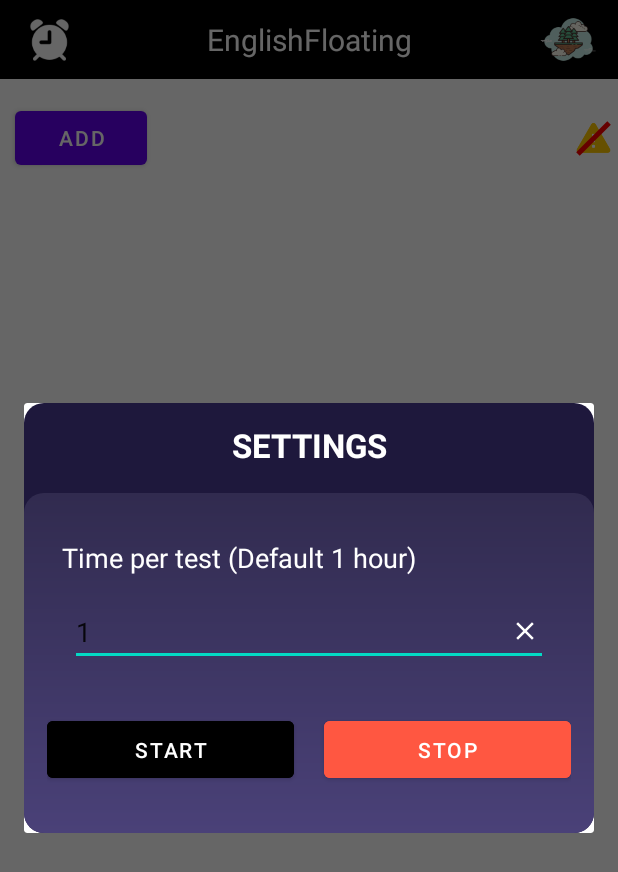
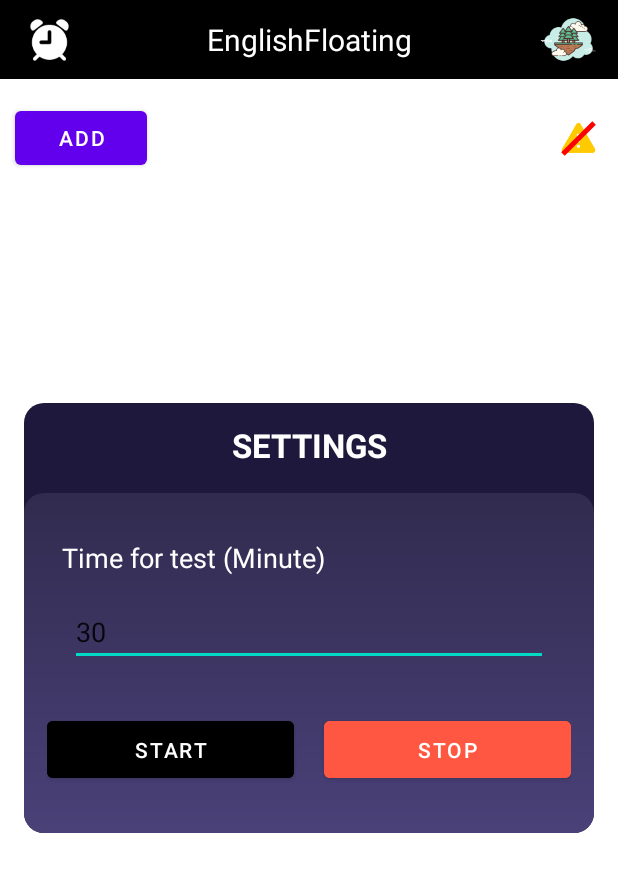
Before and after one commit to nambs378/EnglishFloating, an Android app: the screen it shows after launch (MainActivity), after a tap on an icon or button, on a phone screen of 412 x 824 dp. Shown: the top 872 px of the screen. Run offline under Robolectric (Android 15) with nearby library versions, the phone set to English and light mode, and no system bars; our stand-ins replace Room's generated code, sdp/ssp sizes.

Commit message:
Change time to minute

```diff
--- a/app/src/main/java/namnn/englishfloating/dialog/FloatingSchedulerSettingsDialog.kt
+++ b/app/src/main/java/namnn/englishfloating/dialog/FloatingSchedulerSettingsDialog.kt
@@ -5,6 +5,8 @@ import android.app.Dialog
 import android.content.SharedPreferences
 import android.os.Bundle
 import android.view.View
+import android.view.Window
+import android.view.WindowManager
 import android.widget.Button
 import android.widget.EditText
 import androidx.fragment.app.DialogFragment
@@ -19,7 +21,8 @@ class FloatingSchedulerSettingsDialog(
     override fun onCreateDialog(savedInstanceState: Bundle?): Dialog {
         val inflater = requireActivity().layoutInflater
         val view = inflater.inflate(R.layout.dialog_floating_scheduler_setting, null)
-        val time = sharePref.getLong("TIME", 1L)
+
+        val time = sharePref.getLong("TIME", 30)
 
         val etTime = view.findViewById<View>(R.id.dialog_et_time) as EditText
         etTime.setText(time.toString())
@@ -27,7 +30,7 @@ class FloatingSchedulerSettingsDialog(
         (view.findViewById<View>(R.id.dialog_btn_start) as Button).setOnClickListener {
             if (etTime.text.isBlank()) return@setOnClickListener
 
-            val newTime = etTime.text.toString().toLong() ?: 1L
+            val newTime = etTime.text.toString().toLong() ?: 30
             val editor = sharePref.edit()
             editor.putLong("TIME", newTime)
             editor.apply()
@@ -44,4 +47,12 @@ class FloatingSchedulerSettingsDialog(
         builder.setView(view)
         return builder.create()
     }
+
+    override fun onStart() {
+        super.onStart()
+        val window: Window? = dialog!!.window
+        val windowParams: WindowManager.LayoutParams = window!!.attributes
+        windowParams.dimAmount = 0.0f
+        window.attributes = windowParams
+    }
 }
--- a/app/src/main/java/namnn/englishfloating/util/Util.kt
+++ b/app/src/main/java/namnn/englishfloating/util/Util.kt
@@ -15,7 +15,7 @@ public class Util {
 
             val serviceComponent = ComponentName(context, JobFloatingService::class.java)
             val builder = JobInfo.Builder(0, serviceComponent)
-            val time = sharedPreference.getLong("TIME",1) * 60 * 60 * 1000
+            val time = sharedPreference.getLong("TIME",30) * 60 * 1000
             builder.setMinimumLatency(time)
             //builder.setRequiredNetworkType(JobInfo.NETWORK_TYPE_UNMETERED); // require unmetered network
             //builder.setRequiresDeviceIdle(true); // device should be idle
--- a/app/src/main/res/layout/activity_main.xml
+++ b/app/src/main/res/layout/activity_main.xml
@@ -68,8 +68,8 @@
             android:layout_height="@dimen/_25sdp"
             app:layout_constraintEnd_toEndOf="parent"
             app:layout_constraintTop_toTopOf="parent"
-            app:layout_constraintBottom_toBottomOf="parent"
-            android:layout_marginStart="15dp">
+            android:layout_marginEnd="10dp"
+            app:layout_constraintBottom_toBottomOf="parent">
 
             <ImageView
                 android:layout_width="@dimen/_20sdp"
--- a/app/src/main/res/layout/dialog_floating_scheduler_setting.xml
+++ b/app/src/main/res/layout/dialog_floating_scheduler_setting.xml
@@ -34,7 +34,7 @@
                 android:layout_width="wrap_content"
                 android:layout_height="wrap_content"
                 android:layout_weight="3"
-                android:text="Time per test (Default 1 hour)"
+                android:text="Time for test (Minute)"
                 android:textColor="@color/white"
                 android:textSize="18sp" />
 
@@ -48,23 +48,9 @@
                     android:id="@+id/dialog_et_time"
                     android:layout_width="match_parent"
                     android:layout_height="wrap_content"
-                    android:inputType="text"
+                    android:inputType="number|numberDecimal"
                     android:layout_gravity="center_vertical"
                     android:maxLines="1" />
-
-                <FrameLayout
-                    android:id="@+id/dialog_btn_english_clear"
-                    android:layout_width="30dp"
-                    android:layout_height="30dp"
-                    android:layout_gravity="right|center_vertical"
-                    >
-
-                    <ImageView
-                        android:layout_width="20dp"
-                        android:layout_height="20dp"
-                        android:layout_gravity="center"
-                        android:background="@drawable/ic_close"/>
-                </FrameLayout>
 
             </FrameLayout>
 
```
Also changed, not shown: app/src/main/java/namnn/englishfloating/Service/FloatingViewService.kt (+0 -13 lines), app/src/main/java/namnn/englishfloating/dialog/AddVocabularyDialog.kt (+11 -1 lines).
